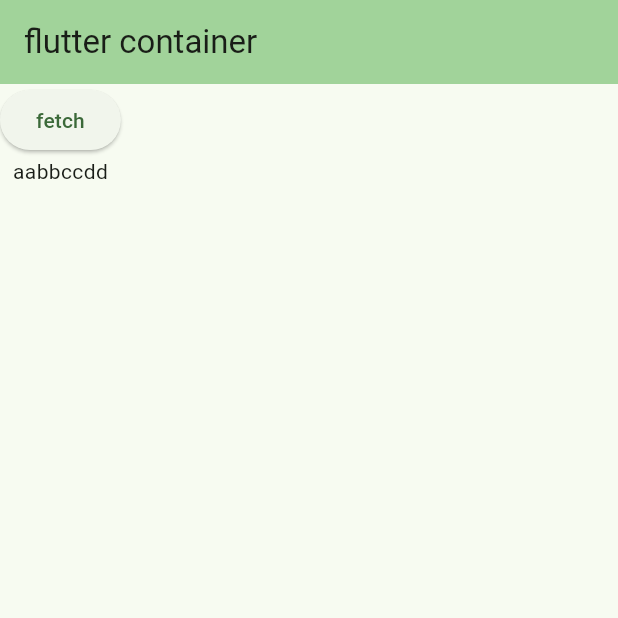
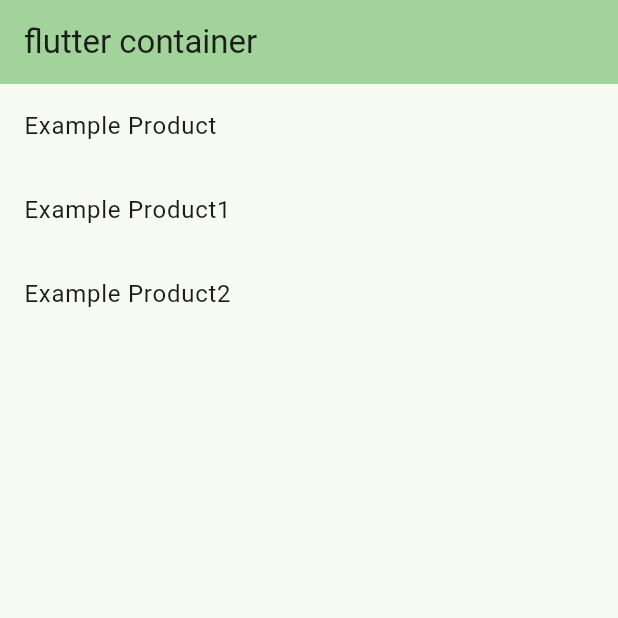
Before and after one commit to diwakar08/Flutter_repo, a Flutter app: the screen it shows after launch, on a phone screen of 412 x 824 dp, the top half of it. Run offline on Flutter 3.47's test engine with Material 2 defaults, Android fonts, the phone set to English and light mode, and no system bars; our stand-ins replace geolocator, image_picker; missing offline and left inert: geolocator_android, geolocator_apple.

Commit message:
added apis 2

```diff
--- /dev/null
+++ b/lib/apis/sellerModel.dart
@@ -0,0 +1,69 @@
+class UpdateSeller {
+  String ownerName;
+  String phone;
+  String addressLine1;
+  String addressLine2;
+  String city;
+  String state;
+  String pincode;
+  String location;
+  String shopTimings;
+  String panNo;
+  String panImage;
+  String accountNo;
+  String ifscCode;
+  String bankName;
+  String branchName;
+  String passbookImage;
+  String marginCharged;
+  String shopCategory;
+
+  UpdateSeller({
+    this.ownerName = '',
+    this.phone = '',
+    this.addressLine1 = '',
+    this.addressLine2 = '',
+    this.city = '',
+    this.state = '',
+    this.pincode = '',
+    this.location = '',
+    this.shopTimings = '',
+    this.panNo = '',
+    this.panImage = '',
+    this.accountNo = '',
+    this.ifscCode = '',
+    this.bankName = '',
+    this.branchName = '',
+    this.passbookImage = '',
+    this.marginCharged = '',
+    this.shopCategory = '',
+  });
+
+  Map<String, dynamic> toJson() {
+    Map<String, dynamic> json = {
+      "ownerName": ownerName,
+      "phone": phone,
+      "addressLine1": addressLine1,
+      "addressLine2": addressLine2,
+      "city": city,
+      "state": state,
+      "pincode": pincode,
+      "location": location,
+      "shopTimings": shopTimings,
+      "panNo": panNo,
+      "panImage": panImage,
+      "accountNo": accountNo,
+      "ifscCode": ifscCode,
+      "bankName": bankName,
+      "branchName": branchName,
+      "passbookImage": passbookImage,
+      "marginCharged": marginCharged,
+      "shopCategory": shopCategory,
+    };
+
+    // Excluding empty fields
+    json.removeWhere((key, value) => value == '');
+
+    return json;
+  }
+}
--- a/lib/main.dart
+++ b/lib/main.dart
@@ -40,12 +40,9 @@ class MyHomePage extends StatefulWidget {
 
 class _MyHomePageState extends State<MyHomePage> {
 
-  late Order order;
-  late List<Product> product;
-  String response1 = "";
+
   @override
   Widget build(BuildContext context) {
-
 
     return Scaffold(
       appBar: AppBar(
@@ -54,23 +51,33 @@ class _MyHomePageState extends State<MyHomePage> {
 
         title: const Text("flutter container"),
       ),
-      body: Column(
-        children: [
-          ElevatedButton(
-            onPressed: fetchOrders,
-            child: const Text('fetch'),
-          ),
-          Text('${response1}aabbccdd')
-        ],
+      body: FutureBuilder<List<Product>>(
+        future: fetchOrders(),
+        builder: (context, snapshot) {
+          if (snapshot.connectionState == ConnectionState.waiting) {
+            return const Center(child: CircularProgressIndicator());
+          } else if (snapshot.hasError) {
+            return Center(child: Text('Error: ${snapshot.error}'));
+          } else {
+            final List<Product>? data = snapshot.data;
+
+            return ListView.builder(
+              itemCount: data?.length,
+              itemBuilder: (context, index) {
+                final prod = data?[index];
+                return ListTile(
+                  title: Text(prod!.productName),
+                );
+              },
+            );
+          }
+        },
       )
     );
   }
-  void fetchOrders() async {
-    product = await UserApi.getProducts();
+  Future<List<Product>> fetchOrders() async {
+    final data = await UserApi.getProducts();
 
-    setState(() {
-      response1 = product[0].productName;
-    });
-    print(response1);
+    return data;
   }
 }
--- a/lib/services/User_api.dart
+++ b/lib/services/User_api.dart
@@ -7,12 +7,38 @@ import 'package:flutter/material.dart';
 import '../apis/ProductModel.dart';
 import '../apis/orderModel.dart';
 import 'package:http/http.dart' as http;
+import '../apis/sellerModel.dart';
 
 class UserApi {
 
+  //updateSeller
+  static Future updateSeller(UpdateSeller updateSeller) async {
+
+  final apiUrl = 'https://api/seller/:sellerid/product';
+
+  Map<String, dynamic> json = updateSeller.toJson();
+  var uri = Uri.parse(apiUrl);
+  try {
+  final response = await http.post(
+  uri,
+  headers: <String, String>{
+  'Content-Type': 'application/json',
+  },
+  body: jsonEncode(updateSeller),
+  );
+
+  // if (response.statusCode == 201) {
+  // } else {
+  // }
+  } catch (e) {
+  }
+
+  }
+
+
 
   // get all orders API
-  static Future fetchOrderData() async {
+  static Future getOrders() async {
 
     // const url = "";
     // final uri = Uri.parse(url);
@@ -114,6 +140,41 @@ class UserApi {
   }
 
 
+
+  //update Product AP
+  static Future<void> updateProduct(Product product) async {
+  final apiUrl = 'https://api/seller/:sellerid/product';
+
+  final Map<String, dynamic> productJson = {
+  "productName": product.productName,
+  "category": product.category,
+  "image": product.image,
+  "description": product.description,
+  "quantityType": product.quantityType,
+  "mrpPrice": product.mrpPrice,
+  "offerPrice": product.offerPrice,
+  "productType": product.productType,
+  };
+  var uri = Uri.parse(apiUrl);
+  try {
+  final response = await http.put(
+  uri,
+  headers: <String, String>{
+  'Content-Type': 'application/json',
+  },
+  body: jsonEncode(productJson),
+  );
+
+  // if (response.statusCode == 201) {
+  // } else {
+  // }
+  } catch (e) {
+  }
+  }
+
+
+
+ //get products
   static Future<List<Product>> getProducts() async {
     // final uri = Uri.parse('https://api/seller/:sellerID/products');
     // final response = await http.get(uri);
@@ -157,6 +218,24 @@ class UserApi {
         "replacementPeriod": 0,
       },
       },
+      {
+        "productID": "12346",
+        "productName": "Example Product2",
+        "category": "Grocery",
+        "image": ["image_url1", "image_url2"],
+        "description": "This is an example product1.",
+        "quantityType": "ml",
+        "mrpPrice": 499.99,
+        "offerPrice": 399.99,
+        "productType": "New1",
+        "sellerID": "9876",
+        "returnReplacement": {
+          "returnStatus": true,
+          "replacementStatus": false,
+          "returnPeriod": 30,
+          "replacementPeriod": 0,
+        },
+      },
     ];
     List<Product> product = productJson.map((e) => Product.fromJson(e)).toList();
     return product;
```
Also changed, not shown: lib/future_builder.dart (added, +62 -0 lines).
